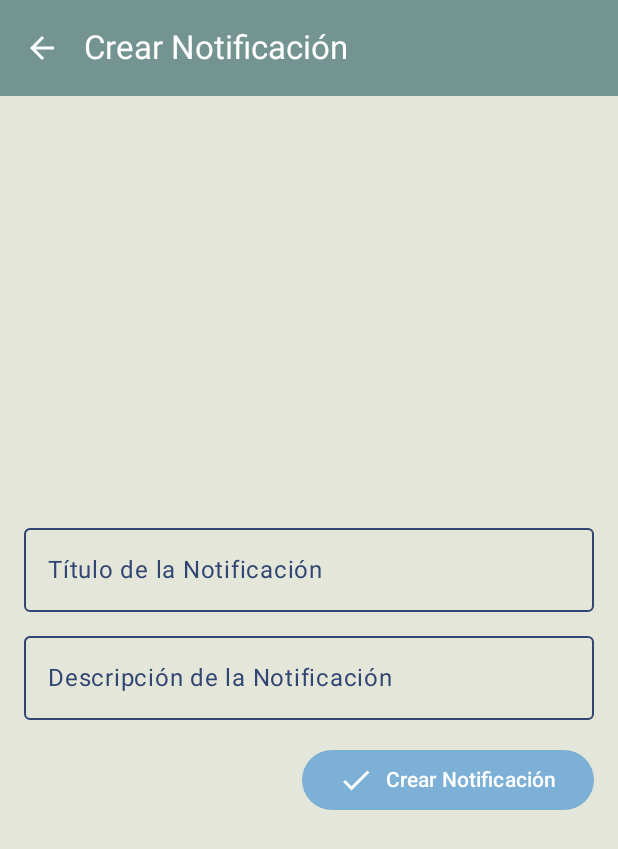
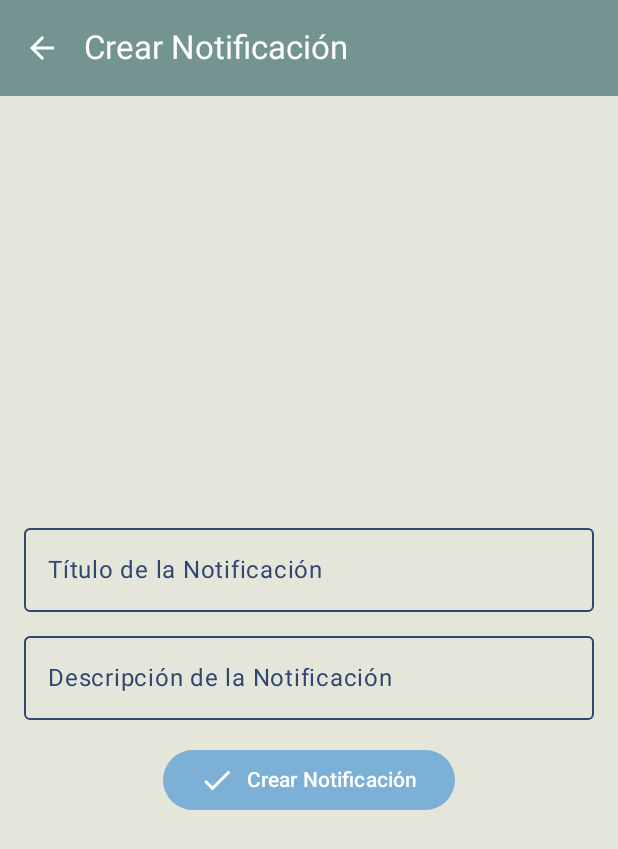
Before and after one commit to PabloPGRCondori/AlphaKid, an Android app built with Jetpack Compose: the composable CrearNotificacionScreen shown on its own in the app's theme, on a phone screen of 412 x 824 dp. Shown: the top 849 px of the screen. Run offline under Robolectric (Android 15) with nearby library versions, the light colour scheme and no system bars; 1 statement that could not run was skipped.

Commit message:
fixed the button at center

```diff
--- a/app/src/main/java/com/example/datossinmvvm/CrearNotificacionScreen.kt
+++ b/app/src/main/java/com/example/datossinmvvm/CrearNotificacionScreen.kt
@@ -92,7 +92,7 @@ fun CrearNotificacionScreen(
                     }
                 },
                 colors = ButtonDefaults.buttonColors(containerColor = accentColor),
-                modifier = Modifier.align(Alignment.End)
+                modifier = Modifier.align(Alignment.CenterHorizontally)
             ) {
                 Icon(Icons.Default.Check, contentDescription = "Crear", tint = Color.White)
                 Spacer(modifier = Modifier.width(8.dp))
```
